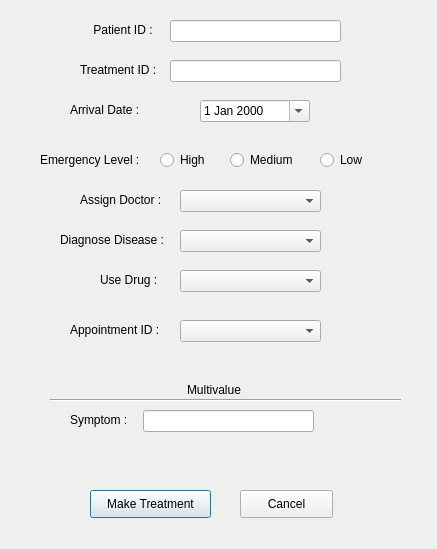
First picture: the form in newDesign/treatmentAdd.ui, repository SPRYK/DatabaseProject, before the edit.
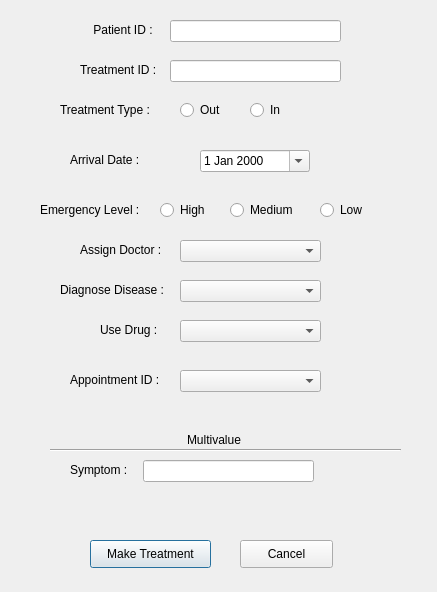
Second picture: the form after the edit.

What changed in the file:
```diff
--- a/newDesign/treatmentAdd.ui
+++ b/newDesign/treatmentAdd.ui
@@ -7,7 +7,7 @@
     <x>0</x>
     <y>0</y>
     <width>437</width>
-    <height>549</height>
+    <height>592</height>
    </rect>
   </property>
   <property name="windowTitle">
@@ -40,7 +40,7 @@
    <property name="geometry">
     <rect>
      <x>90</x>
-     <y>490</y>
+     <y>540</y>
      <width>121</width>
      <height>28</height>
     </rect>
@@ -53,7 +53,7 @@
    <property name="geometry">
     <rect>
      <x>240</x>
-     <y>490</y>
+     <y>540</y>
      <width>93</width>
      <height>28</height>
     </rect>
@@ -89,7 +89,7 @@
    <property name="geometry">
     <rect>
      <x>70</x>
-     <y>100</y>
+     <y>150</y>
      <width>111</width>
      <height>20</height>
     </rect>
@@ -102,7 +102,7 @@
    <property name="geometry">
     <rect>
      <x>200</x>
-     <y>100</y>
+     <y>150</y>
      <width>110</width>
      <height>22</height>
     </rect>
@@ -115,7 +115,7 @@
    <property name="geometry">
     <rect>
      <x>230</x>
-     <y>150</y>
+     <y>200</y>
      <width>81</width>
      <height>20</height>
     </rect>
@@ -131,7 +131,7 @@
    <property name="geometry">
     <rect>
      <x>40</x>
-     <y>150</y>
+     <y>200</y>
      <width>111</width>
      <height>20</height>
     </rect>
@@ -144,7 +144,7 @@
    <property name="geometry">
     <rect>
      <x>320</x>
-     <y>150</y>
+     <y>200</y>
      <width>81</width>
      <height>20</height>
     </rect>
@@ -160,7 +160,7 @@
    <property name="geometry">
     <rect>
      <x>160</x>
-     <y>150</y>
+     <y>200</y>
      <width>51</width>
      <height>20</height>
     </rect>
@@ -176,7 +176,7 @@
    <property name="geometry">
     <rect>
      <x>80</x>
-     <y>190</y>
+     <y>240</y>
      <width>91</width>
      <height>20</height>
     </rect>
@@ -189,7 +189,7 @@
    <property name="geometry">
     <rect>
      <x>180</x>
-     <y>190</y>
+     <y>240</y>
      <width>141</width>
      <height>22</height>
     </rect>
@@ -199,7 +199,7 @@
    <property name="geometry">
     <rect>
      <x>60</x>
-     <y>230</y>
+     <y>280</y>
      <width>121</width>
      <height>20</height>
     </rect>
@@ -212,7 +212,7 @@
    <property name="geometry">
     <rect>
      <x>180</x>
-     <y>230</y>
+     <y>280</y>
      <width>141</width>
      <height>22</height>
     </rect>
@@ -222,7 +222,7 @@
    <property name="geometry">
     <rect>
      <x>100</x>
-     <y>270</y>
+     <y>320</y>
      <width>71</width>
      <height>20</height>
     </rect>
@@ -235,7 +235,7 @@
    <property name="geometry">
     <rect>
      <x>180</x>
-     <y>270</y>
+     <y>320</y>
      <width>141</width>
      <height>22</height>
     </rect>
@@ -245,7 +245,7 @@
    <property name="geometry">
     <rect>
      <x>70</x>
-     <y>320</y>
+     <y>370</y>
      <width>101</width>
      <height>20</height>
     </rect>
@@ -258,7 +258,7 @@
    <property name="geometry">
     <rect>
      <x>180</x>
-     <y>320</y>
+     <y>370</y>
      <width>141</width>
      <height>22</height>
     </rect>
@@ -268,7 +268,7 @@
    <property name="geometry">
     <rect>
      <x>187</x>
-     <y>380</y>
+     <y>430</y>
      <width>61</width>
      <height>20</height>
     </rect>
@@ -281,7 +281,7 @@
    <property name="geometry">
     <rect>
      <x>143</x>
-     <y>410</y>
+     <y>460</y>
      <width>171</width>
      <height>22</height>
     </rect>
@@ -291,7 +291,7 @@
    <property name="geometry">
     <rect>
      <x>70</x>
-     <y>410</y>
+     <y>460</y>
      <width>81</width>
      <height>20</height>
     </rect>
@@ -304,7 +304,7 @@
    <property name="geometry">
     <rect>
      <x>50</x>
-     <y>390</y>
+     <y>440</y>
      <width>351</width>
      <height>20</height>
     </rect>
@@ -313,6 +313,51 @@
     <enum>Qt::Horizontal</enum>
    </property>
   </widget>
+  <widget class="QLabel" name="label_7">
+   <property name="geometry">
+    <rect>
+     <x>60</x>
+     <y>100</y>
+     <width>111</width>
+     <height>20</height>
+    </rect>
+   </property>
+   <property name="text">
+    <string>Treatment Type :</string>
+   </property>
+  </widget>
+  <widget class="QRadioButton" name="emerMed_2">
+   <property name="geometry">
+    <rect>
+     <x>250</x>
+     <y>100</y>
+     <width>81</width>
+     <height>20</height>
+    </rect>
+   </property>
+   <property name="text">
+    <string>In</string>
+   </property>
+   <attribute name="buttonGroup">
+    <string notr="true">buttonGroup_3</string>
+   </attribute>
+  </widget>
+  <widget class="QRadioButton" name="emerHigh_2">
+   <property name="geometry">
+    <rect>
+     <x>180</x>
+     <y>100</y>
+     <width>51</width>
+     <height>20</height>
+    </rect>
+   </property>
+   <property name="text">
+    <string>Out</string>
+   </property>
+   <attribute name="buttonGroup">
+    <string notr="true">buttonGroup_3</string>
+   </attribute>
+  </widget>
  </widget>
  <resources/>
  <connections/>
```
Left out of the diff: 2 changed lines with no effect on the pictures.
